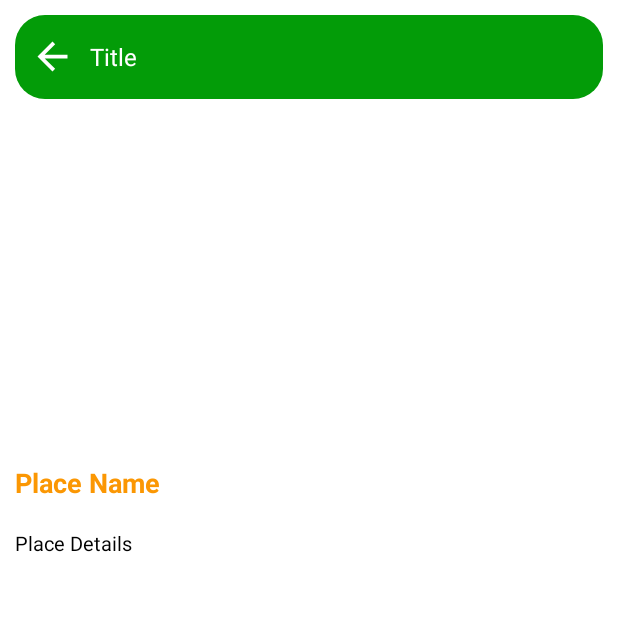
After one commit to Rifatrony/Travel-Assistant, an Android app: the FavouritePlaceDetailsActivity screen opened directly, with no data from a screen before it, on a phone screen of 412 x 824 dp, the top half of it. The commit adds this screen. Run offline under Robolectric (Android 15) with nearby library versions, the phone set to English and light mode, and no system bars; our stand-ins replace Firebase (no records; nobody signed in at launch, a user with empty details on screens opened directly); pictures from the network do not load.

Commit message:
work on favourite place

```diff
--- a/app/src/main/AndroidManifest.xml
+++ b/app/src/main/AndroidManifest.xml
@@ -15,6 +15,9 @@
         android:supportsRtl="true"
         android:theme="@style/Theme.TravelAssistant"
         tools:targetApi="31">
+        <activity
+            android:name=".Activity.FavouritePlaceDetailsActivity"
+            android:exported="false" />
         <activity
             android:name=".Activity.FavouritePlaceActivity"
             android:exported="false" />
--- /dev/null
+++ b/app/src/main/java/com/rony/travelassistant/Activity/FavouritePlaceDetailsActivity.java
@@ -0,0 +1,91 @@
+package com.rony.travelassistant.Activity;
+
+import androidx.annotation.NonNull;
+import androidx.appcompat.app.AppCompatActivity;
+
+import android.annotation.SuppressLint;
+import android.os.Bundle;
+import android.view.View;
+import android.widget.ImageView;
+import android.widget.TextView;
+
+import com.bumptech.glide.Glide;
+import com.google.firebase.database.DataSnapshot;
+import com.google.firebase.database.DatabaseError;
+import com.google.firebase.database.DatabaseReference;
+import com.google.firebase.database.FirebaseDatabase;
+import com.google.firebase.database.ValueEventListener;
+import com.rony.travelassistant.Model.FavouritePlaceModel;
+import com.rony.travelassistant.R;
+
+public class FavouritePlaceDetailsActivity extends AppCompatActivity implements View.OnClickListener {
+
+    String place_name;
+    TextView titleTextView, placeNameTextView, placeDetailsTextView;
+    ImageView imageBack, favouritePlaceImageView;
+
+    DatabaseReference dbDetails;
+
+    @Override
+    protected void onCreate(Bundle savedInstanceState) {
+        super.onCreate(savedInstanceState);
+        setContentView(R.layout.activity_favourite_place_details);
+
+        initialization();
+        setListener();
+
+        Bundle bundle = getIntent().getExtras();
+        if (bundle != null) {
+            place_name = bundle.getString("place_name");
+            titleTextView.setText(place_name);
+        }
+        FetchDetails();
+    }
+
+    private void FetchDetails() {
+        dbDetails.addValueEventListener(new ValueEventListener() {
+            @Override
+            public void onDataChange(@NonNull DataSnapshot snapshot) {
+                for (DataSnapshot dataSnapshot : snapshot.getChildren()){
+                    FavouritePlaceModel data = dataSnapshot.getValue(FavouritePlaceModel.class);
+                    if (data.getPlace_name().equals(place_name)){
+                        Glide.with(FavouritePlaceDetailsActivity.this).load(data.getImage_link()).into(favouritePlaceImageView);
+                        placeNameTextView.setText(data.getPlace_name());
+                        placeDetailsTextView.setText(data.getPlace_details());
+                    }
+                }
+            }
+
+            @Override
+            public void onCancelled(@NonNull DatabaseError error) {
+
+            }
+        });
+    }
+
+
+    private void initialization() {
+
+        dbDetails = FirebaseDatabase.getInstance().getReference().child("Picture");
+
+        titleTextView = findViewById(R.id.titleTextView);
+        placeNameTextView = findViewById(R.id.placeNameTextView);
+        placeDetailsTextView = findViewById(R.id.placeDetailsTextView);
+        imageBack = findViewById(R.id.imageBack);
+        favouritePlaceImageView = findViewById(R.id.favouritePlaceImageView);
+    }
+
+    private void setListener() {
+        imageBack.setOnClickListener(this);
+    }
+
+    @SuppressLint("NonConstantResourceId")
+    @Override
+    public void onClick(View view) {
+        switch (view.getId()){
+            case R.id.imageBack:
+                onBackPressed();
+                break;
+        }
+    }
+}
--- a/app/src/main/res/layout/activity_district_list.xml
+++ b/app/src/main/res/layout/activity_district_list.xml
@@ -48,10 +48,11 @@
 
         <ProgressBar
             android:id="@+id/progressBar"
-            android:layout_width="wrap_content"
-            android:layout_height="wrap_content"
+            android:layout_width="60dp"
+            android:layout_height="60dp"
             android:layout_gravity="center"
             android:visibility="gone"
+            android:indeterminateDrawable="@drawable/custom_progress_bar"
             />
 
     </FrameLayout>
--- /dev/null
+++ b/app/src/main/res/layout/activity_favourite_place_details.xml
@@ -0,0 +1,94 @@
+<?xml version="1.0" encoding="utf-8"?>
+<LinearLayout xmlns:android="http://schemas.android.com/apk/res/android"
+    xmlns:app="http://schemas.android.com/apk/res-auto"
+    xmlns:tools="http://schemas.android.com/tools"
+    android:layout_width="match_parent"
+    android:layout_height="match_parent"
+    android:orientation="vertical"
+    tools:context=".Activity.FavouritePlaceDetailsActivity">
+
+
+    <LinearLayout
+        android:layout_width="match_parent"
+        android:layout_height="?android:attr/actionBarSize"
+        android:orientation="horizontal"
+        android:background="@drawable/title_background"
+        android:layout_margin="10dp"
+        >
+
+        <ImageView
+            android:id="@+id/imageBack"
+            android:layout_width="30dp"
+            android:layout_height="30dp"
+            android:src="@drawable/back"
+            android:layout_gravity="center_vertical"
+            android:layout_marginStart="10dp"
+            app:tint="@color/white"
+            />
+        <TextView
+            android:id="@+id/titleTextView"
+            android:layout_width="match_parent"
+            android:layout_height="wrap_content"
+            android:textStyle="normal"
+            android:textSize="16sp"
+            android:text="Title"
+            android:textColor="@color/white"
+            android:layout_gravity="center_vertical"
+            android:layout_marginStart="10dp"
+            />
+
+    </LinearLayout>
+
+    <ScrollView
+        android:layout_width="match_parent"
+        android:layout_height="match_parent">
+
+        <LinearLayout
+            android:layout_width="match_parent"
+            android:layout_height="match_parent"
+            android:orientation="vertical"
+            android:layout_margin="10dp"
+            >
+
+            <ImageView
+                android:id="@+id/favouritePlaceImageView"
+                android:layout_width="match_parent"
+                android:layout_height="210dp"
+                android:scaleType="fitXY"
+                />
+
+            <TextView
+                android:id="@+id/placeNameTextView"
+                android:layout_width="match_parent"
+                android:layout_height="wrap_content"
+                android:text="Place Name"
+                android:paddingTop="5dp"
+                android:paddingBottom="5dp"
+                android:layout_marginTop="8dp"
+                android:layout_marginBottom="4dp"
+                android:textColor="@color/yellow"
+                android:textSize="18sp"
+                android:textStyle="bold"
+                />
+
+            <TextView
+                android:id="@+id/placeDetailsTextView"
+                android:layout_width="match_parent"
+                android:layout_height="wrap_content"
+                android:text="Place Details"
+                android:paddingTop="5dp"
+                android:paddingBottom="5dp"
+                android:layout_marginTop="4dp"
+                android:layout_marginBottom="4dp"
+                android:textColor="@color/black"
+                android:textSize="13sp"
+                android:textStyle="normal"
+                />
+
+
+        </LinearLayout>
+
+    </ScrollView>
+
+
+</LinearLayout>
--- a/app/src/main/res/layout/favourite_place_layout.xml
+++ b/app/src/main/res/layout/favourite_place_layout.xml
@@ -5,6 +5,7 @@
     android:layout_marginStart="10dp"
     android:layout_marginEnd="10dp"
     android:layout_marginTop="10dp"
+    android:layout_marginBottom="10dp"
     >
 
     <LinearLayout
@@ -18,6 +19,7 @@
             android:layout_width="match_parent"
             android:layout_height="210dp"
             android:layout_margin="10dp"
+            android:scaleType="fitXY"
             />
 
         <TextView
--- a/app/src/main/res/values/colors.xml
+++ b/app/src/main/res/values/colors.xml
@@ -10,6 +10,7 @@
     <color name="view_color">#E6E7EF</color>
     <color name="green">#0F8F14</color>
     <color name="blue">#062AF3</color>
+    <color name="sky_blue">#4F5B9E</color>
     <color name="red">#F31404</color>
     <color name="yellow">#FB9703</color>
 </resources>
```
Also changed, not shown: app/src/main/java/com/rony/travelassistant/Activity/FavouritePlaceActivity.java (+16 -1 lines), app/src/main/java/com/rony/travelassistant/Adapter/FavouritePlaceAdapter.java (+15 -1 lines), app/src/main/res/drawable/custom_progress_bar.xml (added, +33 -0 lines), app/src/main/res/layout/activity_favourite_place.xml (+17 -1 lines).
